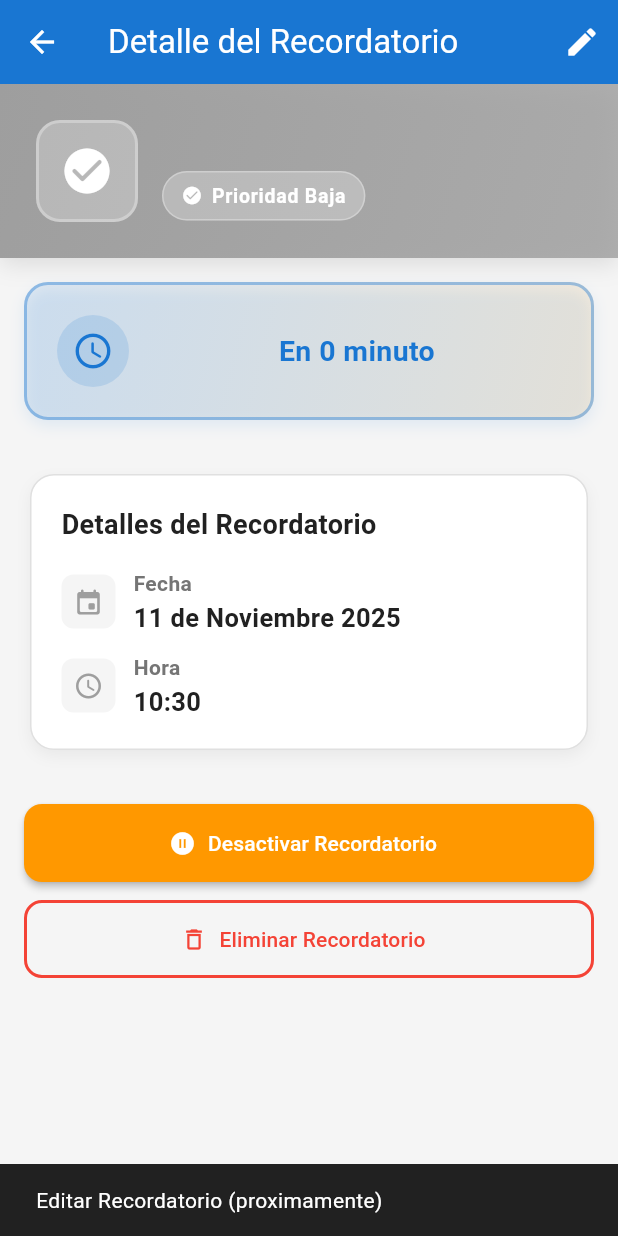
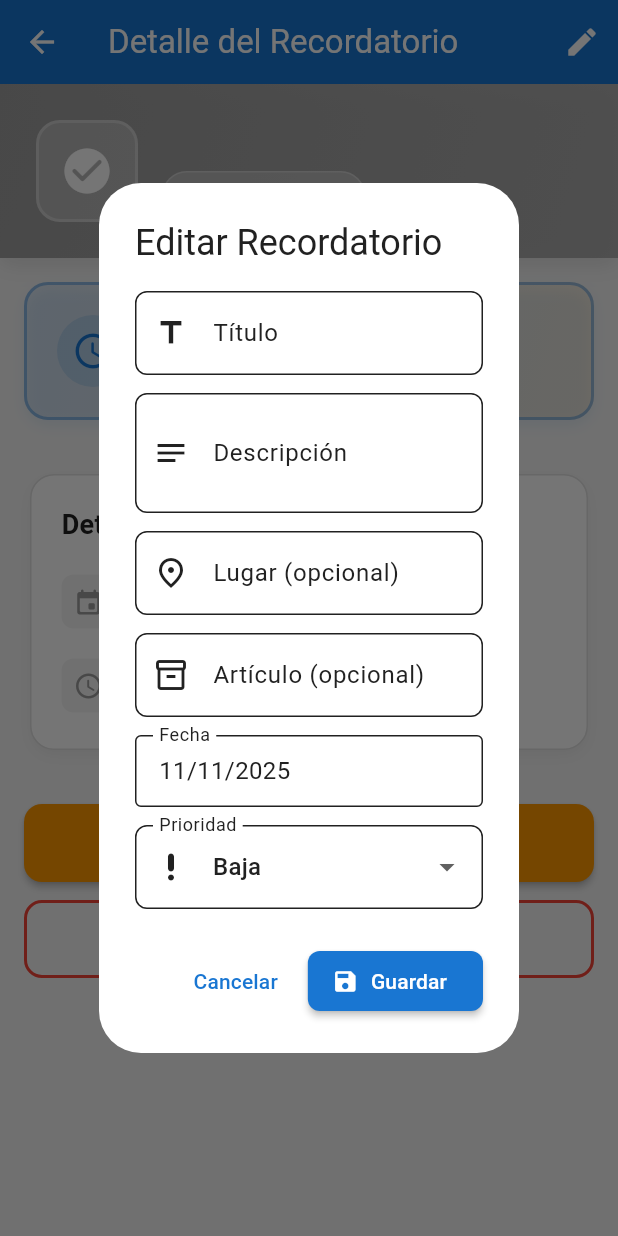
Before and after one commit to Danaheand/FlutterDFind, a Flutter app: the AlertDetailScreen screen opened directly with empty values, after a tap on the "edit" icon, on a phone screen of 412 x 824 dp. Run offline on Flutter 3.47's test engine with Material 3 defaults, Android fonts, the phone set to English and light mode, and no system bars; our stand-ins replace flutter_colorpicker, flutter_local_notifications, image_picker, permission_handler, shared_preferences, timezone; accounts and stored records are empty.

Commit message:
habilitado editar recordatorio

```diff
--- a/lib/screens/alert_detail_screen.dart
+++ b/lib/screens/alert_detail_screen.dart
@@ -48,10 +48,23 @@ class AlertData {
   });
 }
 
-class AlertDetailScreen extends StatelessWidget {
+class AlertDetailScreen extends StatefulWidget {
   final AlertData alert;
 
   const AlertDetailScreen({super.key, required this.alert});
+
+  @override
+  State<AlertDetailScreen> createState() => _AlertDetailScreenState();
+}
+
+class _AlertDetailScreenState extends State<AlertDetailScreen> {
+  late AlertData alert;
+
+  @override
+  void initState() {
+    super.initState();
+    alert = widget.alert;
+  }
 
   String _getPriorityText() {
     switch (alert.priority) {
@@ -104,6 +117,142 @@ class AlertDetailScreen extends StatelessWidget {
     return '$hour:$minute';
   }
 
+  void _showEditDialog() {
+    final titleCtrl = TextEditingController(text: alert.title);
+    final descCtrl = TextEditingController(text: alert.description);
+    final locationCtrl = TextEditingController(text: alert.location ?? '');
+    final objectCtrl = TextEditingController(text: alert.object ?? '');
+
+    DateTime editDate = alert.date;
+    AlertPriority editPriority = alert.priority;
+    Color? editColor = alert.color ?? _defaultColorFor(alert.priority);
+
+    showDialog(
+      context: context,
+      builder: (context) => StatefulBuilder(
+        builder: (context, setState) => AlertDialog(
+          title: const Text('Editar Recordatorio'),
+          content: SingleChildScrollView(
+            child: Column(
+              mainAxisSize: MainAxisSize.min,
+              crossAxisAlignment: CrossAxisAlignment.stretch,
+              children: [
+                TextField(
+                  controller: titleCtrl,
+                  decoration: const InputDecoration(
+                    labelText: 'Título',
+                    prefixIcon: Icon(Icons.title),
+                  ),
+                ),
+                const SizedBox(height: 12),
+                TextField(
+                  controller: descCtrl,
+                  maxLines: 2,
+                  decoration: const InputDecoration(
+                    labelText: 'Descripción',
+                    prefixIcon: Icon(Icons.notes),
+                  ),
+                ),
+                const SizedBox(height: 12),
+                TextField(
+                  controller: locationCtrl,
+                  decoration: const InputDecoration(
+                    labelText: 'Lugar (opcional)',
+                    prefixIcon: Icon(Icons.place_outlined),
+                  ),
+                ),
+                const SizedBox(height: 12),
+                TextField(
+                  controller: objectCtrl,
+                  decoration: const InputDecoration(
+                    labelText: 'Artículo (opcional)',
+                    prefixIcon: Icon(Icons.inventory_2_outlined),
+                  ),
+                ),
+                const SizedBox(height: 12),
+                GestureDetector(
+                  onTap: () async {
+                    final picked = await showDatePicker(
+                      context: context,
+                      initialDate: editDate,
+                      firstDate: DateTime.now(),
+                      lastDate: DateTime(2100),
+                    );
+                    if (picked != null) {
+                      setState(() => editDate = picked);
+                    }
+                  },
+                  child: InputDecorator(
+                    decoration: const InputDecoration(
+                      labelText: 'Fecha',
+                      border: OutlineInputBorder(),
+                      contentPadding: EdgeInsets.symmetric(horizontal: 12, vertical: 8),
+                    ),
+                    child: Text(
+                      '${editDate.day.toString().padLeft(2, '0')}/${editDate.month.toString().padLeft(2, '0')}/${editDate.year}',
+                      style: const TextStyle(fontSize: 16),
+                    ),
+                  ),
+                ),
+                const SizedBox(height: 12),
+                DropdownButtonFormField<AlertPriority>(
+                  value: editPriority,
+                  decoration: const InputDecoration(
+                    labelText: 'Prioridad',
+                    prefixIcon: Icon(Icons.priority_high_rounded),
+                  ),
+                  items: const [
+                    DropdownMenuItem(value: AlertPriority.baja, child: Text('Baja')),
+                    DropdownMenuItem(value: AlertPriority.media, child: Text('Media')),
+                    DropdownMenuItem(value: AlertPriority.alta, child: Text('Alta')),
+                  ],
+                  onChanged: (val) {
+                    setState(() {
+                      editPriority = val!;
+                      editColor = _defaultColorFor(editPriority);
+                    });
+                  },
+                ),
+              ],
+            ),
+          ),
+          actions: [
+            TextButton(
+              onPressed: () => Navigator.pop(context),
+              child: const Text('Cancelar'),
+            ),
+            ElevatedButton.icon(
+              onPressed: () {
+                setState(() {
+                  alert = AlertData(
+                    id: alert.id,
+                    title: titleCtrl.text.trim(),
+                    description: descCtrl.text.trim(),
+                    date: editDate,
+                    priority: editPriority,
+                    location: locationCtrl.text.trim().isEmpty ? null : locationCtrl.text.trim(),
+                    object: objectCtrl.text.trim().isEmpty ? null : objectCtrl.text.trim(),
+                    repetitive: alert.repetitive,
+                    repeatFrequency: alert.repeatFrequency,
+                    active: alert.active,
+                    color: editColor,
+                    imagePath: alert.imagePath,
+                  );
+                });
+                Navigator.pop(context);
+                ScaffoldMessenger.of(context).showSnackBar(
+                  const SnackBar(content: Text('Recordatorio actualizado')),
+                );
+              },
+              icon: const Icon(Icons.save),
+              label: const Text('Guardar'),
+            ),
+          ],
+        ),
+      ),
+    );
+  }
+
   String _formatTimeRemaining(DateTime date) {
     final now = DateTime.now();
     final difference = date.difference(now);
@@ -141,10 +290,7 @@ class AlertDetailScreen extends StatelessWidget {
           IconButton(
             icon: const Icon(Icons.edit),
             onPressed: () {
-              // TODO: Abrir editor de Recordatorio
-              ScaffoldMessenger.of(context).showSnackBar(
-                const SnackBar(content: Text('Editar Recordatorio (proximamente)')),
-              );
+              _showEditDialog();
             },
           ),
         ],
```
